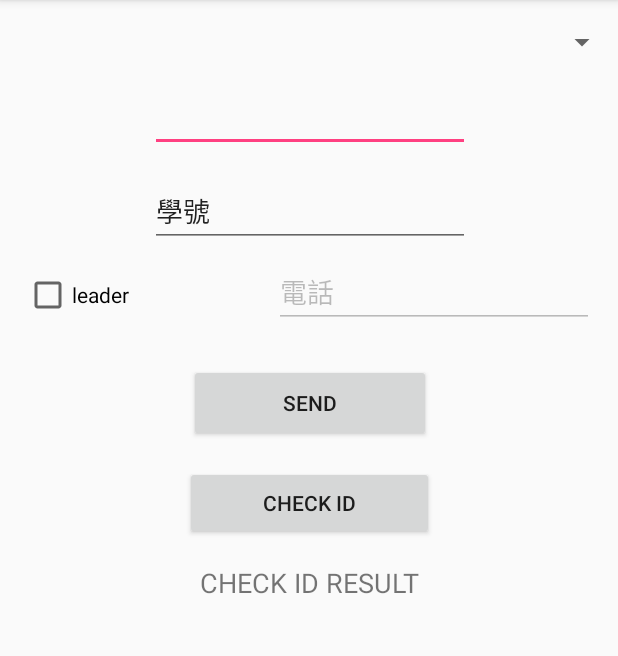
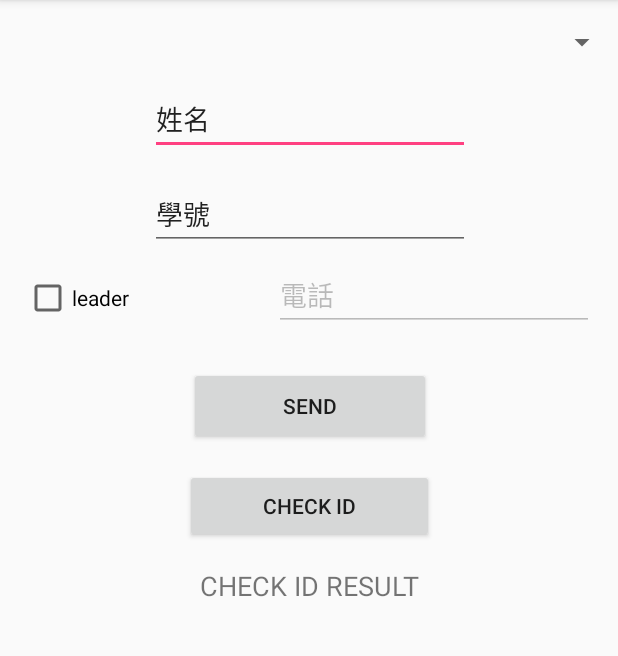
Before and after one commit to nckucsiewv/Confirm_identity_app, an Android app: the screen it shows after launch (MainActivity), on a phone screen of 412 x 824 dp, the part 84-740 px from its top. Run offline under Robolectric (Android 15) with nearby library versions, the phone set to English and light mode, and no system bars; our stand-ins replace Firebase (no records; nobody signed in at launch, a user with empty details on screens opened directly).

Commit message:
ui adjust

```diff
--- a/app/src/main/res/layout/activity_main.xml
+++ b/app/src/main/res/layout/activity_main.xml
@@ -13,6 +13,7 @@
         android:layout_marginTop="16dp"
         android:ems="10"
         android:inputType="textPersonName"
+        android:text="姓名"
         app:layout_constraintHorizontal_bias="0.502"
         app:layout_constraintLeft_toLeftOf="parent"
         app:layout_constraintRight_toRightOf="parent"
```
